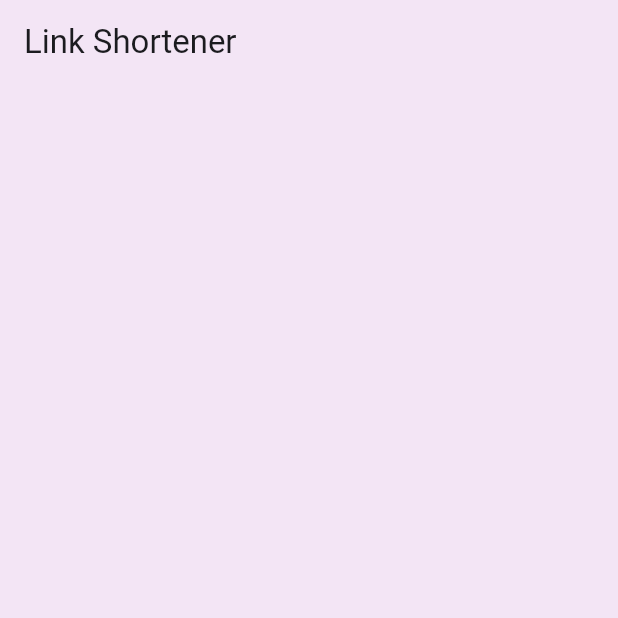
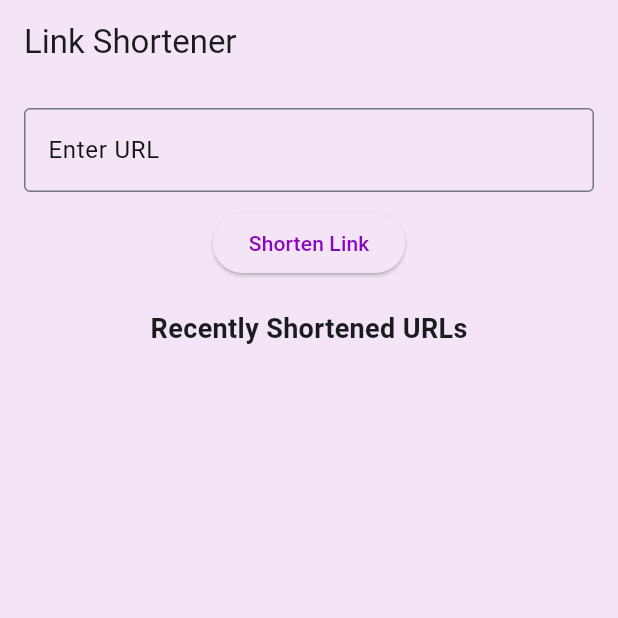
Before and after one commit to zejiran/quicklinker, a Flutter app: the screen it shows after launch, on a phone screen of 412 x 824 dp, the top half of it. Run offline on Flutter 3.47's test engine with Material 3 defaults, Android fonts, the phone set to English and light mode, and no system bars; our stand-ins replace connectivity, sqflite; accounts and stored records are empty.

Commit message:
Feat: show recently shortened urls

```diff
--- a/lib/main.dart
+++ b/lib/main.dart
@@ -16,7 +16,7 @@
     return ChangeNotifierProvider(
       create: (context) => UrlViewModel(),
       child: MaterialApp(
-        title: 'QuickLinker - Link Shortener',
+        title: 'QuickLinker',
         theme: getAppTheme(),
         routes: Routes.getRoutes(),
         initialRoute: Routes.home,
--- a/lib/services/url_shortener_service.dart
+++ b/lib/services/url_shortener_service.dart
@@ -9,9 +9,9 @@ class UrlShortenerService {
       body: json.encode({'url': url}),
     );
 
-    if (response.statusCode == 201) {
+    if (response.statusCode == 201 || response.statusCode == 200) {
       var data = json.decode(response.body);
-      return data['short'];
+      return data['_links']['short'];
     } else {
       throw Exception('Failed to shorten URL');
     }
--- a/lib/view_models/url_view_model.dart
+++ b/lib/view_models/url_view_model.dart
@@ -1,15 +1,23 @@
 import 'package:flutter/material.dart';
-import '../models/url_model.dart';
-import '../services/url_shortener_service.dart';
-import '../services/database_service.dart';
+import 'package:quicklinker/models/url_model.dart';
+import 'package:quicklinker/services/database_service.dart';
+import 'package:quicklinker/services/url_shortener_service.dart';
 
 class UrlViewModel with ChangeNotifier {
   final UrlShortenerService _shortenerService = UrlShortenerService();
   final DatabaseService _databaseService = DatabaseService();
-
-  final List<UrlModel> _urls = [];
+  List<UrlModel> _urls = [];
 
   List<UrlModel> get urls => _urls;
+
+  UrlViewModel() {
+    _loadShortenedUrls();
+  }
+
+  void _loadShortenedUrls() async {
+    _urls = await _databaseService.getLinks();
+    notifyListeners();
+  }
 
   void shortenUrl(String originalUrl) async {
     var shortUrl = await _shortenerService.shortenUrl(originalUrl);
--- a/lib/views/home_screen.dart
+++ b/lib/views/home_screen.dart
@@ -1,6 +1,8 @@
 import 'package:flutter/material.dart';
+import 'package:flutter/services.dart';
 import 'package:provider/provider.dart';
-import '../view_models/url_view_model.dart';
+import 'package:quicklinker/models/url_model.dart';
+import 'package:quicklinker/view_models/url_view_model.dart';
 
 class HomeScreen extends StatelessWidget {
   const HomeScreen({super.key});
@@ -8,14 +10,69 @@ class HomeScreen extends StatelessWidget {
   @override
   Widget build(BuildContext context) {
     final viewModel = Provider.of<UrlViewModel>(context);
+    final TextEditingController urlController = TextEditingController();
 
     return Scaffold(
       appBar: AppBar(title: const Text('Link Shortener')),
-      body: const Center(
+      body: Padding(
+        padding: const EdgeInsets.all(16.0),
         child: Column(
           mainAxisAlignment: MainAxisAlignment.center,
           children: <Widget>[
-            // Add TextFields, Buttons, and ListViews here
+            TextField(
+              controller: urlController,
+              decoration: const InputDecoration(
+                labelText: 'Enter URL',
+                border: OutlineInputBorder(),
+              ),
+            ),
+            const SizedBox(height: 10),
+            ElevatedButton(
+              onPressed: () {
+                if (urlController.text.isNotEmpty) {
+                  viewModel.shortenUrl(urlController.text);
+                }
+              },
+              child: const Text('Shorten Link'),
+            ),
+            const SizedBox(height: 20),
+            const Text(
+              'Recently Shortened URLs',
+              style: TextStyle(
+                fontSize: 18,
+                fontWeight: FontWeight.bold,
+              ),
+            ),
+            const SizedBox(height: 10),
+            Expanded(
+              child: ListView.separated(
+                itemCount: viewModel.urls.length,
+                separatorBuilder: (context, index) => const Divider(),
+                itemBuilder: (context, index) {
+                  UrlModel url = viewModel.urls[index];
+                  return Container(
+                    decoration: BoxDecoration(
+                      color: Colors.white.withOpacity(0.3),
+                      borderRadius: BorderRadius.circular(15),
+                    ),
+                    child: ListTile(
+                      leading: const Icon(Icons.link, size: 30),
+                      title: Text(url.originalUrl),
+                      subtitle: Text(url.shortUrl),
+                      onTap: () {
+                        Clipboard.setData(ClipboardData(text: url.shortUrl));
+                        ScaffoldMessenger.of(context).showSnackBar(
+                          SnackBar(
+                            content:
+                                Text('Copied to clipboard: ${url.shortUrl}'),
+                          ),
+                        );
+                      },
+                    ),
+                  );
+                },
+              ),
+            ),
           ],
         ),
       ),
```
Also changed, not shown: pubspec.yaml (+5 -4 lines), pubspec.lock, 5 other files.
